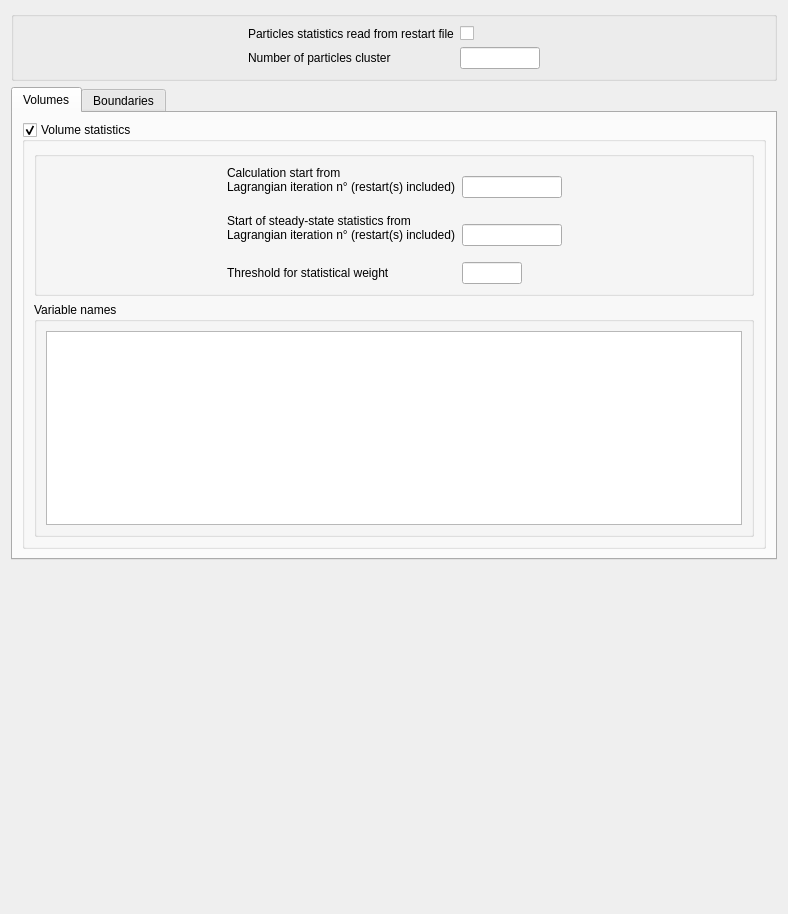
First picture: the form in gui/Pages/LagrangianStatisticsForm.ui, repository code-saturne/code_saturne, before the edit.
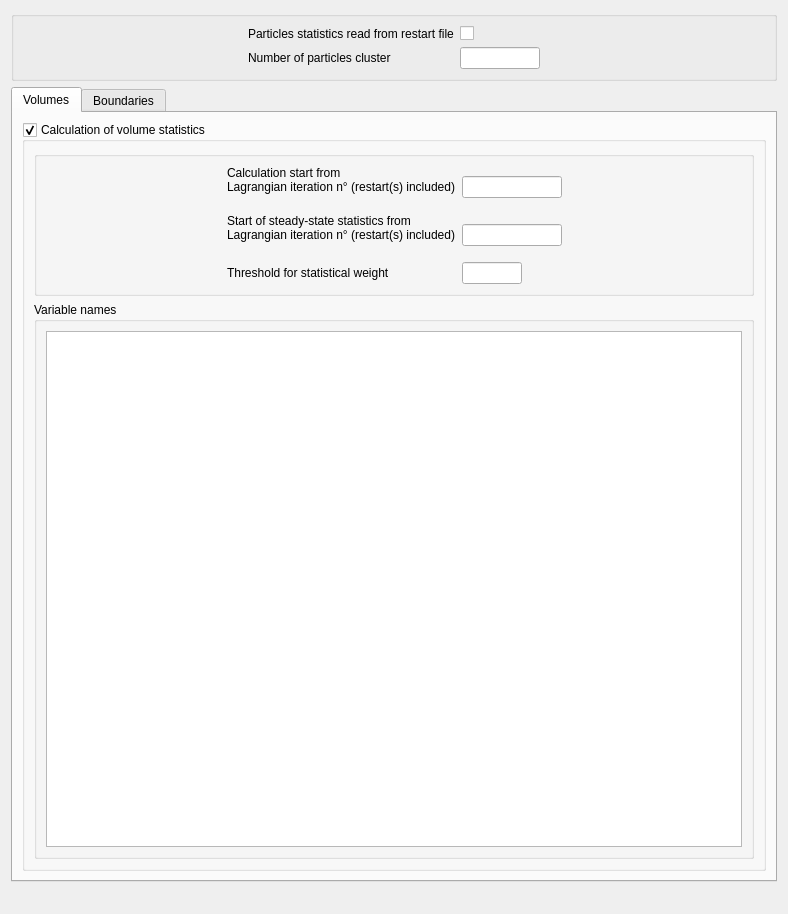
Second picture: the form after the edit.

Commit message: Lagrangian module -----------------

The edit to the form file:
```diff
--- a/gui/Pages/LagrangianStatisticsForm.ui
+++ b/gui/Pages/LagrangianStatisticsForm.ui
@@ -98,6 +98,21 @@
    </item>
    <item>
     <widget class="QTabWidget" name="tabWidget">
+     <property name="enabled">
+      <bool>true</bool>
+     </property>
+     <property name="sizePolicy">
+      <sizepolicy hsizetype="Expanding" vsizetype="Expanding">
+       <horstretch>0</horstretch>
+       <verstretch>1</verstretch>
+      </sizepolicy>
+     </property>
+     <property name="maximumSize">
+      <size>
+       <width>16777215</width>
+       <height>16777215</height>
+      </size>
+     </property>
      <property name="currentIndex">
       <number>0</number>
      </property>
@@ -112,7 +127,7 @@
           <string>Code_Saturne key word: ISTALA</string>
          </property>
          <property name="title">
-          <string>Volume statistics</string>
+          <string>Calculation of volume statistics</string>
          </property>
          <property name="checkable">
           <bool>true</bool>
```
Left out of the diff: 2 changed lines with no effect on the pictures. The commit also changes 16 other files.
